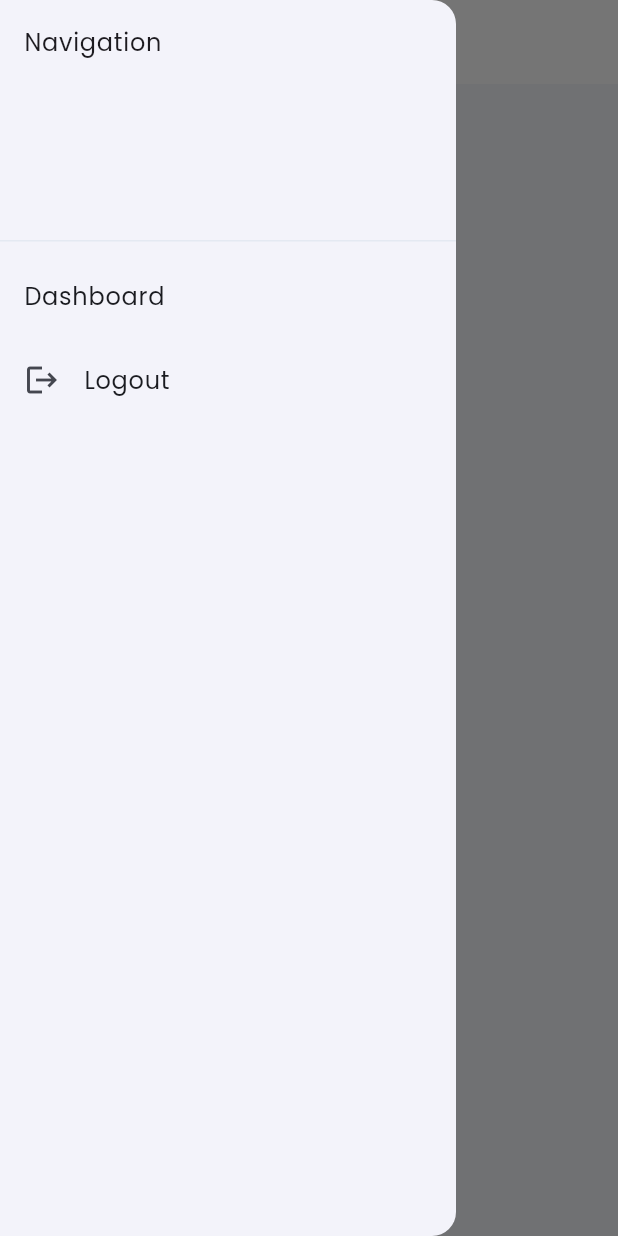
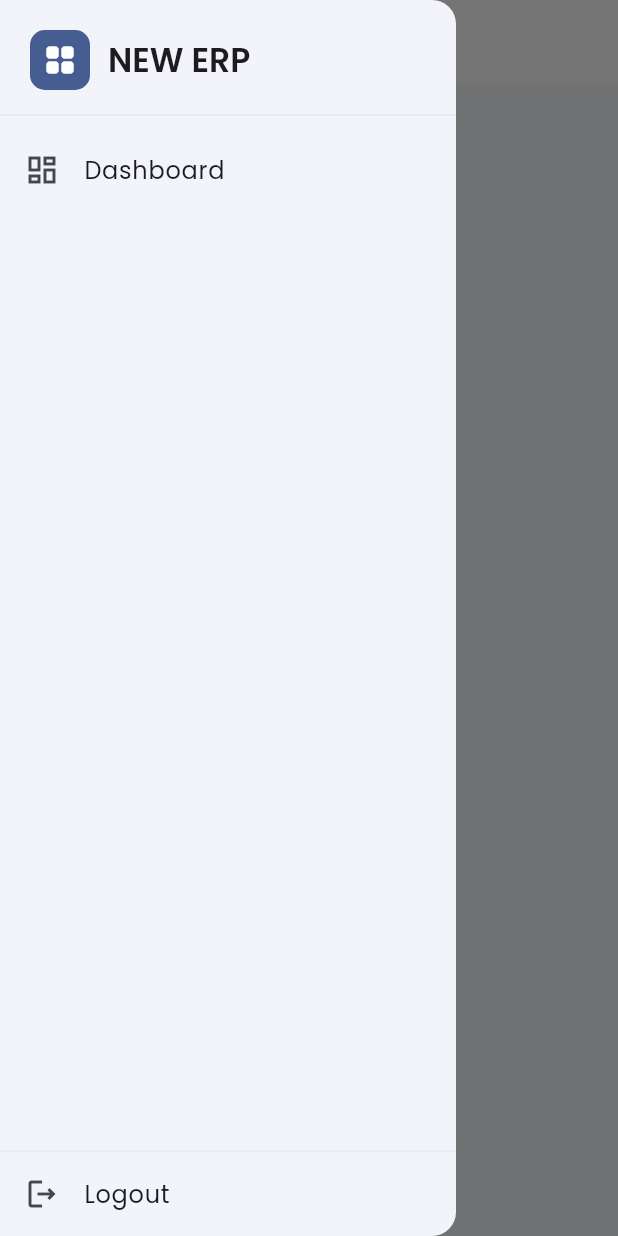
Before and after one commit to Sachin-Salgar/NEW_ERP_FINAL, a Flutter app: the AppShell screen opened directly with empty values, with the side drawer open, on a phone screen of 412 x 824 dp. Run offline on Flutter 3.47's test engine with Material 3 defaults, Android fonts, the phone set to English and light mode, and no system bars; our stand-ins replace flutter_secure_storage, get_it, google_fonts; accounts and stored records are empty; network calls fail.

Commit message:
feat(frontend): add responsive admin dashboard shell

```diff
--- a/frontend/lib/widgets/app_shell.dart
+++ b/frontend/lib/widgets/app_shell.dart
@@ -9,21 +9,28 @@ import 'profile_context_menu.dart';
 
 class AppShell extends StatelessWidget {
   final Widget child;
-  const AppShell({Key? key, required this.child}) : super(key: key);
+  const AppShell({super.key, required this.child});
 
   List<Map<String, dynamic>> _navigationItems(AuthService auth) {
     final items = <Map<String, dynamic>>[
-      {'menuName': 'Dashboard', 'path': '/dashboard', 'permissionKey': null},
-      {'menuName': 'Organizations', 'path': '/organizations', 'permissionKey': AppRouter.routePermissions['/organizations']},
-      {'menuName': 'Branches', 'path': '/organizations/branches', 'permissionKey': AppRouter.routePermissions['/organizations/branches']},
-      {'menuName': 'Users', 'path': '/users', 'permissionKey': AppRouter.routePermissions['/users']},
-      {'menuName': 'Roles', 'path': '/roles', 'permissionKey': AppRouter.routePermissions['/roles']},
-      {'menuName': 'Permissions', 'path': '/permissions', 'permissionKey': AppRouter.routePermissions['/permissions']},
+      {'menuName': 'Dashboard', 'path': '/dashboard', 'permissionKey': null, 'moduleCode': 'core'},
+      {'menuName': 'Organizations', 'path': '/organizations', 'permissionKey': AppRouter.routePermissions['/organizations'], 'moduleCode': 'organization'},
+      {'menuName': 'Branches', 'path': '/organizations/branches', 'permissionKey': AppRouter.routePermissions['/organizations/branches'], 'moduleCode': 'branch'},
+      {'menuName': 'Users', 'path': '/users', 'permissionKey': AppRouter.routePermissions['/users'], 'moduleCode': 'user-management'},
+      {'menuName': 'Roles', 'path': '/roles', 'permissionKey': AppRouter.routePermissions['/roles'], 'moduleCode': 'security'},
+      {'menuName': 'Permissions', 'path': '/permissions', 'permissionKey': AppRouter.routePermissions['/permissions'], 'moduleCode': 'security'},
     ];
-    return items.where((item) => item['permissionKey'] == null || auth.hasPermission(item['permissionKey'] as String)).toList();
+    return items.where((item) {
+      final permission = item['permissionKey'] as String?;
+      final module = item['moduleCode'] as String?;
+      return (permission == null || auth.hasPermission(permission)) &&
+          (module == null || auth.hasModule(module));
+    }).toList();
   }
 
-  void _handleNavigate(BuildContext context, String route) => Navigator.of(context).pushReplacementNamed(route);
+  void _handleNavigate(BuildContext context, String route) {
+    Navigator.of(context).pushReplacementNamed(route);
+  }
 
   Future<void> _logout(BuildContext context, AuthService auth) async {
     await auth.logout();
@@ -33,44 +40,117 @@ class AppShell extends StatelessWidget {
   @override
   Widget build(BuildContext context) {
     final auth = GetIt.instance.get<AuthService>();
-    final width = MediaQuery.of(context).size.width;
     final navItems = _navigationItems(auth);
+    final width = MediaQuery.sizeOf(context).width;
 
-    if (width >= 800) {
+    if (width >= 850) {
       return Scaffold(
-        body: Row(children: [
-          Container(
-            decoration: BoxDecoration(border: Border(right: BorderSide(color: Theme.of(context).dividerColor, width: 1))),
-            child: Sidebar(selectedRoute: ModalRoute.of(context)?.settings.name ?? '/', onSelect: (r) => _handleNavigate(context, r)),
+        backgroundColor: Theme.of(context).scaffoldBackgroundColor,
+        body: Row(
+          crossAxisAlignment: CrossAxisAlignment.stretch,
+          children: [
+            Sidebar(
+              selectedRoute: ModalRoute.of(context)?.settings.name ?? '/',
+              onSelect: (route) => _handleNavigate(context, route),
             ),
-          Expanded(child: Column(children: [
+            Expanded(
+              child: Column(
+                children: [
                   TopBar(
-              title: 'NEW ERP',
+                    title: _pageTitle(ModalRoute.of(context)?.settings.name),
                     actions: [
                       if (auth.currentUser != null) const ProfileContextMenu(),
                     ],
                   ),
                   Expanded(child: child),
-          ])),
-        ]),
+                ],
+              ),
+            ),
+          ],
+        ),
       );
     }
 
     return Scaffold(
+      backgroundColor: Theme.of(context).scaffoldBackgroundColor,
       appBar: AppBar(
-        title: const Text('NEW ERP'),
+        title: Text('NEW ERP', style: Theme.of(context).textTheme.titleLarge),
         actions: [
           if (auth.currentUser != null) const ProfileContextMenu(),
         ],
       ),
       drawer: Drawer(
-        child: ListView(children: [
-          const DrawerHeader(child: Text('Navigation')),
-          ...navItems.map((item) => ListTile(title: Text(item['menuName'] as String), onTap: () => _handleNavigate(context, item['path'] as String))),
-          ListTile(leading: const Icon(Icons.logout), title: const Text('Logout'), onTap: () => _logout(context, auth)),
-        ]),
+        child: SafeArea(
+          child: Column(
+            children: [
+              _BrandHeader(),
+              const Divider(height: 1),
+              Expanded(
+                child: ListView(
+                  padding: const EdgeInsets.symmetric(vertical: 8),
+                  children: navItems.map((item) => ListTile(
+                    leading: Icon(_iconForRoute(item['path'] as String)),
+                    title: Text(item['menuName'] as String),
+                    onTap: () {
+                      Navigator.of(context).pop();
+                      _handleNavigate(context, item['path'] as String);
+                    },
+                  )).toList(),
+                ),
+              ),
+              const Divider(height: 1),
+              ListTile(
+                leading: const Icon(Icons.logout_outlined),
+                title: const Text('Logout'),
+                onTap: () => _logout(context, auth),
+              ),
+            ],
+          ),
+        ),
       ),
       body: child,
     );
   }
+
+  String _pageTitle(String? route) {
+    if (route == null) return 'Dashboard';
+    if (route.startsWith('/organizations')) return 'Organizations';
+    if (route.startsWith('/users')) return 'Users';
+    if (route.startsWith('/roles')) return 'Roles';
+    if (route.startsWith('/permissions')) return 'Permissions';
+    return 'Dashboard';
   }
+
+  static IconData _iconForRoute(String route) {
+    if (route == '/dashboard') return Icons.dashboard_outlined;
+    if (route.startsWith('/organizations/branches')) return Icons.store_outlined;
+    if (route.startsWith('/organizations')) return Icons.apartment_outlined;
+    if (route.startsWith('/users')) return Icons.people_outline;
+    if (route.startsWith('/roles')) return Icons.admin_panel_settings_outlined;
+    return Icons.lock_outline;
+  }
+}
+
+class _BrandHeader extends StatelessWidget {
+  @override
+  Widget build(BuildContext context) {
+    return Padding(
+      padding: const EdgeInsets.fromLTRB(20, 20, 20, 16),
+      child: Row(
+        children: [
+          Container(
+            width: 40,
+            height: 40,
+            decoration: BoxDecoration(
+              color: Theme.of(context).colorScheme.primary,
+              borderRadius: BorderRadius.circular(10),
+            ),
+            child: Icon(Icons.grid_view_rounded, color: Theme.of(context).colorScheme.onPrimary),
+          ),
+          const SizedBox(width: 12),
+          Text('NEW ERP', style: Theme.of(context).textTheme.titleLarge),
+        ],
+      ),
+    );
+  }
+}
```
Lines whose indentation alone changed are shown as unchanged.
